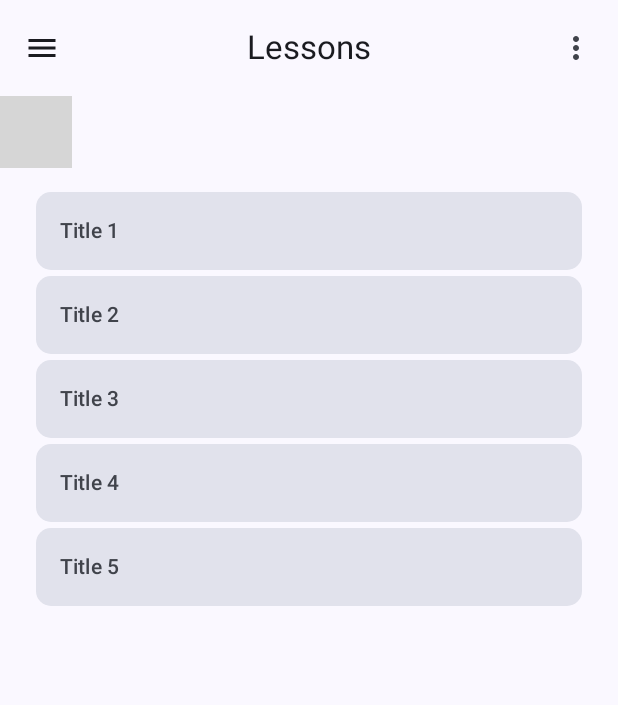
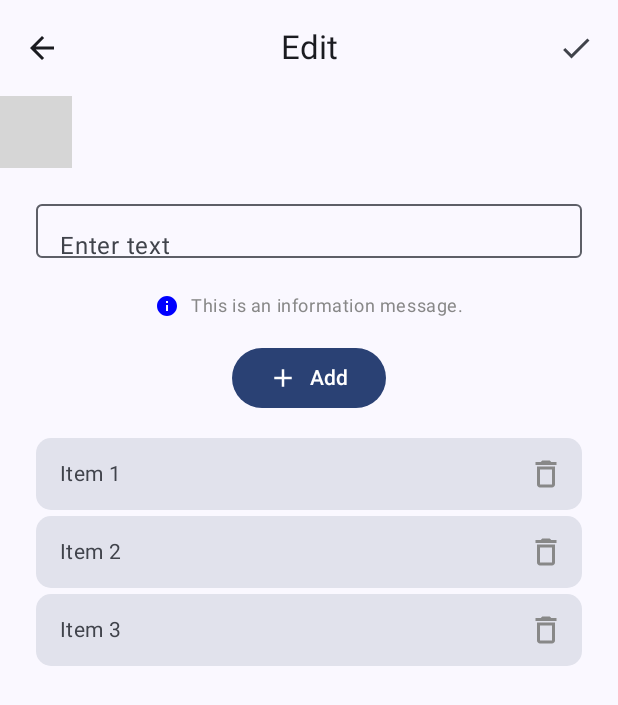
Before and after one commit to KarimTheCoder/Bangla_Banan, an Android app built with Jetpack Compose: the screen it shows after launch (MainActivity before the commit, EditActivity after it), on a phone screen of 412 x 824 dp. Shown: the top 705 px of the screen. Run offline under Robolectric (Android 15) with nearby library versions, the light colour scheme and no system bars; 1 statement that could not run was skipped; grey boxes are pictures that could not be loaded.

Commit message:
Edit activity added

```diff
--- /dev/null
+++ b/app/src/main/java/com/google/mlkit/samples/vision/digitalink/EditActivity.kt
@@ -0,0 +1,67 @@
+package com.google.mlkit.samples.vision.digitalink
+
+import android.os.Bundle
+import androidx.activity.ComponentActivity
+import androidx.activity.compose.setContent
+import androidx.activity.enableEdgeToEdge
+import androidx.compose.animation.core.animateDpAsState
+import androidx.compose.foundation.layout.Arrangement
+import androidx.compose.foundation.layout.Box
+import androidx.compose.foundation.layout.Column
+import androidx.compose.foundation.layout.Row
+
+import androidx.compose.foundation.layout.Spacer
+import androidx.compose.foundation.layout.fillMaxSize
+import androidx.compose.foundation.layout.fillMaxWidth
+import androidx.compose.foundation.layout.height
+import androidx.compose.foundation.layout.padding
+import androidx.compose.foundation.layout.size
+import androidx.compose.foundation.layout.width
+import androidx.compose.material.icons.Icons
+import androidx.compose.material.icons.filled.Add
+import androidx.compose.material.icons.filled.Close
+import androidx.compose.material.icons.filled.Info
+import androidx.compose.material3.Button
+import androidx.compose.material3.Icon
+import androidx.compose.material3.IconButton
+import androidx.compose.material3.MaterialTheme
+import androidx.compose.material3.OutlinedTextField
+import androidx.compose.material3.Scaffold
+import androidx.compose.material3.Text
+import androidx.compose.runtime.Composable
+import androidx.compose.runtime.getValue
+import androidx.compose.runtime.mutableStateOf
+import androidx.compose.runtime.remember
+import androidx.compose.runtime.setValue
+import androidx.compose.ui.Alignment
+import androidx.compose.ui.Modifier
+import androidx.compose.ui.graphics.Color
+import androidx.compose.ui.unit.dp
+import androidx.lifecycle.viewmodel.compose.viewModel
+import com.google.mlkit.samples.vision.digitalink.kotlin.componenets.edit.DemoEditList
+import com.google.mlkit.samples.vision.digitalink.kotlin.componenets.edit.TypeInput
+import com.google.mlkit.samples.vision.digitalink.kotlin.componenets.session.EditSegmentedButton
+import com.google.mlkit.samples.vision.digitalink.kotlin.componenets.session.EditTopBar
+import com.google.mlkit.samples.vision.digitalink.ui.theme.MLKitDigitalInkRecognitionDemoTheme
+
+class EditActivity : ComponentActivity() {
+    override fun onCreate(savedInstanceState: Bundle?) {
+        super.onCreate(savedInstanceState)
+        enableEdgeToEdge()
+        setContent {
+            MLKitDigitalInkRecognitionDemoTheme {
+                Scaffold(modifier = Modifier.fillMaxSize()) { innerPadding ->
+
+                    Column {
+
+
+                        EditTopBar()
+                        EditSegmentedButton()
+                        TypeInput()
+                    }
+
+                }
+            }
+        }
+    }
+}
--- /dev/null
+++ b/app/src/main/java/com/google/mlkit/samples/vision/digitalink/EditViewModel.kt
@@ -0,0 +1,38 @@
+package com.google.mlkit.samples.vision.digitalink
+
+import androidx.lifecycle.ViewModel
+import androidx.compose.runtime.mutableStateOf
+import androidx.compose.runtime.State
+import androidx.compose.runtime.getValue
+import androidx.compose.runtime.setValue
+import androidx.compose.runtime.snapshots.SnapshotStateMap
+
+
+class EditViewModel: ViewModel() {
+
+    // Mutable state for expansion
+    private var _isExpanded = mutableStateOf(false)
+    val isExpanded: State<Boolean> = _isExpanded
+
+    // Mutable state for the information message
+    private var _text = mutableStateOf("This is an information message.")
+    val text: State<String> = _text
+
+    // Toggle method to change the state
+    fun toggleExpansion(isExpanded: Boolean) {
+        _isExpanded.value = isExpanded
+
+        if(!isExpanded){
+
+            updateText("This is an information message.")
+        }else{
+            updateText("This is another information message.")
+        }
+    }
+
+    // Function to update the text
+    fun updateText(newText: String) {
+        _text.value = newText
+    }
+
+}
--- a/app/src/main/java/com/google/mlkit/samples/vision/digitalink/MainActivity.kt
+++ b/app/src/main/java/com/google/mlkit/samples/vision/digitalink/MainActivity.kt
@@ -7,8 +7,8 @@ import androidx.activity.enableEdgeToEdge
 import androidx.compose.foundation.layout.fillMaxSize
 import androidx.compose.material3.Scaffold
 import androidx.compose.ui.Modifier
-import com.google.mlkit.samples.vision.digitalink.kotlin.componenets.MyDrawerLayout
-import com.google.mlkit.samples.vision.digitalink.kotlin.componenets.MyScaffold
+import com.google.mlkit.samples.vision.digitalink.kotlin.componenets.session.MyDrawerLayout
+import com.google.mlkit.samples.vision.digitalink.kotlin.componenets.session.SessionScaffold
 import com.google.mlkit.samples.vision.digitalink.ui.theme.MLKitDigitalInkRecognitionDemoTheme
 
 class MainActivity : ComponentActivity() {
@@ -21,7 +21,7 @@ class MainActivity : ComponentActivity() {
                 ) { innerPadding ->
 
                     MyDrawerLayout { drawerState, scope ->
-                        MyScaffold(drawerState, scope)
+                        SessionScaffold(drawerState, scope)
                     }
 
                 }
--- /dev/null
+++ b/app/src/main/java/com/google/mlkit/samples/vision/digitalink/kotlin/componenets/edit/EditList.kt
@@ -0,0 +1,82 @@
+package com.google.mlkit.samples.vision.digitalink.kotlin.componenets.edit
+
+import androidx.compose.foundation.clickable
+import androidx.compose.foundation.layout.Arrangement
+import androidx.compose.foundation.layout.Row
+import androidx.compose.foundation.layout.fillMaxSize
+import androidx.compose.foundation.layout.fillMaxWidth
+import androidx.compose.foundation.layout.padding
+import androidx.compose.foundation.lazy.LazyColumn
+import androidx.compose.foundation.lazy.items
+import androidx.compose.foundation.shape.RoundedCornerShape
+import androidx.compose.material.icons.Icons
+import androidx.compose.material.icons.filled.Delete
+import androidx.compose.material.icons.outlined.Delete
+import androidx.compose.material3.Card
+import androidx.compose.material3.CardDefaults
+import androidx.compose.material3.Icon
+import androidx.compose.material3.IconButton
+import androidx.compose.material3.MaterialTheme
+import androidx.compose.material3.Text
+import androidx.compose.runtime.Composable
+import androidx.compose.ui.Alignment
+import androidx.compose.ui.Modifier
+import androidx.compose.ui.graphics.Color
+import androidx.compose.ui.unit.dp
+
+
+@Composable
+fun ListWithTrashIcon(titles: List<String>, onDeleteClick: (String) -> Unit) {
+    LazyColumn(modifier = Modifier.fillMaxSize()) {
+        items(titles) { title ->
+            ListItemWithTrashIcon(title = title, onDeleteClick = onDeleteClick)
+        }
+    }
+}
+
+@Composable
+fun ListItemWithTrashIcon(title: String, onDeleteClick: (String) -> Unit) {
+
+    Card(
+        modifier = Modifier
+            .padding(start = 24.dp, end = 24.dp, bottom = 4.dp)
+            .clickable {  },  // Handle click here
+        shape = RoundedCornerShape(10.dp),
+        colors = CardDefaults.cardColors(
+            containerColor = MaterialTheme.colorScheme.surfaceVariant
+        )
+    ){
+        Row(
+            modifier = Modifier
+                .fillMaxWidth()
+                .padding(start = 16.dp),
+            verticalAlignment = Alignment.CenterVertically,
+            horizontalArrangement = Arrangement.SpaceBetween // Space between title and icon
+        ) {
+            Text(
+                text = title,
+                style = MaterialTheme.typography.bodyMedium,
+                modifier = Modifier.weight(1f) // Pushes the icon to the end
+            )
+            IconButton(onClick = { onDeleteClick(title) }) {
+                Icon(
+                    imageVector = Icons.Outlined.Delete, // Trash icon
+                    contentDescription = "Delete $title",
+                    tint = Color.Gray
+                )
+            }
+        }
+
+    }
+
+}
+
+@Composable
+fun DemoEditList() {
+    val titles = listOf("Item 1", "Item 2", "Item 3")
+
+    ListWithTrashIcon(titles = titles, onDeleteClick = { item ->
+        // Handle delete action for the clicked item
+        println("Deleted: $item")
+    })
+}
--- /dev/null
+++ b/app/src/main/java/com/google/mlkit/samples/vision/digitalink/kotlin/componenets/edit/InputHelper.kt
@@ -0,0 +1,124 @@
+package com.google.mlkit.samples.vision.digitalink.kotlin.componenets.edit
+
+import androidx.compose.animation.core.animateDpAsState
+import androidx.compose.foundation.layout.Box
+import androidx.compose.foundation.layout.Column
+import androidx.compose.foundation.layout.Row
+import androidx.compose.foundation.layout.Spacer
+import androidx.compose.foundation.layout.fillMaxWidth
+import androidx.compose.foundation.layout.height
+import androidx.compose.foundation.layout.padding
+import androidx.compose.foundation.layout.size
+import androidx.compose.foundation.layout.width
+import androidx.compose.material.icons.Icons
+import androidx.compose.material.icons.filled.Add
+import androidx.compose.material.icons.filled.Close
+import androidx.compose.material.icons.filled.Info
+import androidx.compose.material3.Button
+import androidx.compose.material3.Icon
+import androidx.compose.material3.IconButton
+import androidx.compose.material3.MaterialTheme
+import androidx.compose.material3.OutlinedTextField
+import androidx.compose.material3.Text
+import androidx.compose.runtime.Composable
+import androidx.compose.runtime.getValue
+import androidx.compose.runtime.mutableStateOf
+import androidx.compose.runtime.remember
+import androidx.compose.runtime.setValue
+import androidx.compose.ui.Alignment
+import androidx.compose.ui.Modifier
+import androidx.compose.ui.graphics.Color
+import androidx.compose.ui.unit.dp
+import androidx.lifecycle.viewmodel.compose.viewModel
+import com.google.mlkit.samples.vision.digitalink.EditViewModel
+
+@Composable
+fun TypeInput() {
+    val viewModel: EditViewModel = viewModel()
+
+    // Observe isExpanded and text from ViewModel
+    val isExpanded by viewModel.isExpanded
+    val info by viewModel.text
+
+    var text by remember { mutableStateOf("") }
+    val textFieldHeight by animateDpAsState(targetValue = if (isExpanded) 140.dp else 60.dp) // Animated height
+
+    Column {
+        OutlinedTextField(
+            value = text,
+            onValueChange = { newText -> text = newText },
+            label = { Text("Enter text") },
+            placeholder = { Text("Type here...") },
+            trailingIcon = {
+                if (text.isNotEmpty()) {
+                    IconButton(onClick = { text = "" }) {
+                        Icon(imageVector = Icons.Default.Close, contentDescription = "Clear text")
+                    }
+                }
+            },
+            singleLine = false, // Allow multiline if you want a larger height
+            modifier = Modifier
+                .fillMaxWidth()
+                .height(textFieldHeight) // Apply animated height
+                .padding(start = 24.dp, end = 24.dp, top = 16.dp)
+        )
+
+        Spacer(modifier = Modifier.height(16.dp)) // Add space between the TextField and Button
+
+        InfoTextWithIcon(info)
+
+        // Pass the text value to the button's onClick function
+        AddButton(onClick = { viewModel.updateText(text) })
+        DemoEditList()
+    }
+}
+
+@Composable
+fun InfoTextWithIcon(info: String) {
+    Box(
+        modifier = Modifier
+            .fillMaxWidth()
+            .padding(top = 8.dp) // Takes up the full width of the parent
+    ) {
+        Row(
+            verticalAlignment = Alignment.CenterVertically,
+            modifier = Modifier.align(Alignment.Center) // Centers the Row horizontally
+        ) {
+            Icon(
+                imageVector = Icons.Default.Info, // Built-in info icon
+                contentDescription = "Info icon",
+                tint = Color.Blue,
+                modifier = Modifier.size(16.dp)
+            )
+            Spacer(modifier = Modifier.width(8.dp)) // Space between icon and text
+            Text(
+                text = info,
+                color = Color.Gray,
+                style = MaterialTheme.typography.bodySmall
+            )
+        }
+    }
+}
+@Composable
+fun AddButton(onClick: () -> Unit) {
+    Box(
+        modifier = Modifier.fillMaxWidth() // Takes up the full width of the parent
+    ) {
+        Button(
+            onClick = onClick, // Call the onClick function
+            modifier = Modifier
+                .align(Alignment.Center) // Centers the button horizontally
+                .padding(16.dp)
+        ) {
+            Row(verticalAlignment = Alignment.CenterVertically) {
+                Icon(
+                    imageVector = Icons.Default.Add, // Plus icon
+                    contentDescription = "Add icon",
+                    modifier = Modifier.size(20.dp)
+                )
+                Spacer(modifier = Modifier.width(8.dp)) // Space between icon and text
+                Text(text = "Add")
+            }
+        }
+    }
+}
--- a/app/src/main/java/com/google/mlkit/samples/vision/digitalink/kotlin/componenets/ListHelper.kt
+++ b/app/src/main/java/com/google/mlkit/samples/vision/digitalink/kotlin/componenets/session/ListHelper.kt
@@ -1,4 +1,4 @@
-package com.google.mlkit.samples.vision.digitalink.kotlin.componenets
+package com.google.mlkit.samples.vision.digitalink.kotlin.componenets.session
 
 import android.util.Log
 import androidx.compose.foundation.clickable
--- a/app/src/main/java/com/google/mlkit/samples/vision/digitalink/kotlin/componenets/TopBar.kt
+++ b/app/src/main/java/com/google/mlkit/samples/vision/digitalink/kotlin/componenets/session/TopBar.kt
@@ -1,8 +1,12 @@
-package com.google.mlkit.samples.vision.digitalink.kotlin.componenets
+package com.google.mlkit.samples.vision.digitalink.kotlin.componenets.session
 
 import androidx.compose.foundation.layout.Box
 import androidx.compose.foundation.layout.fillMaxWidth
 import androidx.compose.material.icons.Icons
+import androidx.compose.material.icons.automirrored.filled.ArrowBack
+import androidx.compose.material.icons.filled.ArrowBack
+import androidx.compose.material.icons.filled.Check
+import androidx.compose.material.icons.filled.KeyboardArrowLeft
 import androidx.compose.material.icons.filled.Menu
 import androidx.compose.material.icons.filled.MoreVert
 import androidx.compose.material3.DrawerState
@@ -44,3 +48,31 @@ import kotlinx.coroutines.launch
             }
         )
     }
+
+
+@OptIn(ExperimentalMaterial3Api::class)
+@Composable
+fun EditTopBar() {
+    TopAppBar(
+        title = {
+            Box(
+                modifier = Modifier.fillMaxWidth(),
+                contentAlignment = Alignment.Center
+            ) {
+                Text("Edit")
+            }
+        },
+        navigationIcon = {
+            IconButton(onClick = {
+
+            }) {
+                Icon(Icons.AutoMirrored.Filled.ArrowBack, contentDescription = "Back")
+            }
+        },
+        actions = {
+            IconButton(onClick = { }) {
+                Icon(Icons.Default.Check, contentDescription = "More options")
+            }
+        }
+    )
+}
--- a/app/src/main/res/values/strings.xml
+++ b/app/src/main/res/values/strings.xml
@@ -2,4 +2,5 @@
     <string name="app_name" translatable="false">ML Kit Digital Ink Recognition Demo</string>
     <string name="title_activity_main" translatable="false">Banan App</string>
     <string name="clear" translatable="false">Clear</string>
+    <string name="title_activity_edit">EditActivity</string>
 </resources>
```
Also changed, not shown: app/src/main/AndroidManifest.xml (+15 -4 lines), app/src/main/java/com/google/mlkit/samples/vision/digitalink/kotlin/componenets/session/DrawerLayoutHelper.kt (renamed from app/src/main/java/com/google/mlkit/samples/vision/digitalink/kotlin/componenets/DrawerLayoutHelper.kt, +1 -11 lines), app/src/main/java/com/google/mlkit/samples/vision/digitalink/kotlin/componenets/session/Scaffolds.kt (renamed from app/src/main/java/com/google/mlkit/samples/vision/digitalink/kotlin/componenets/SessionScaffold.kt, +17 -2 lines).
